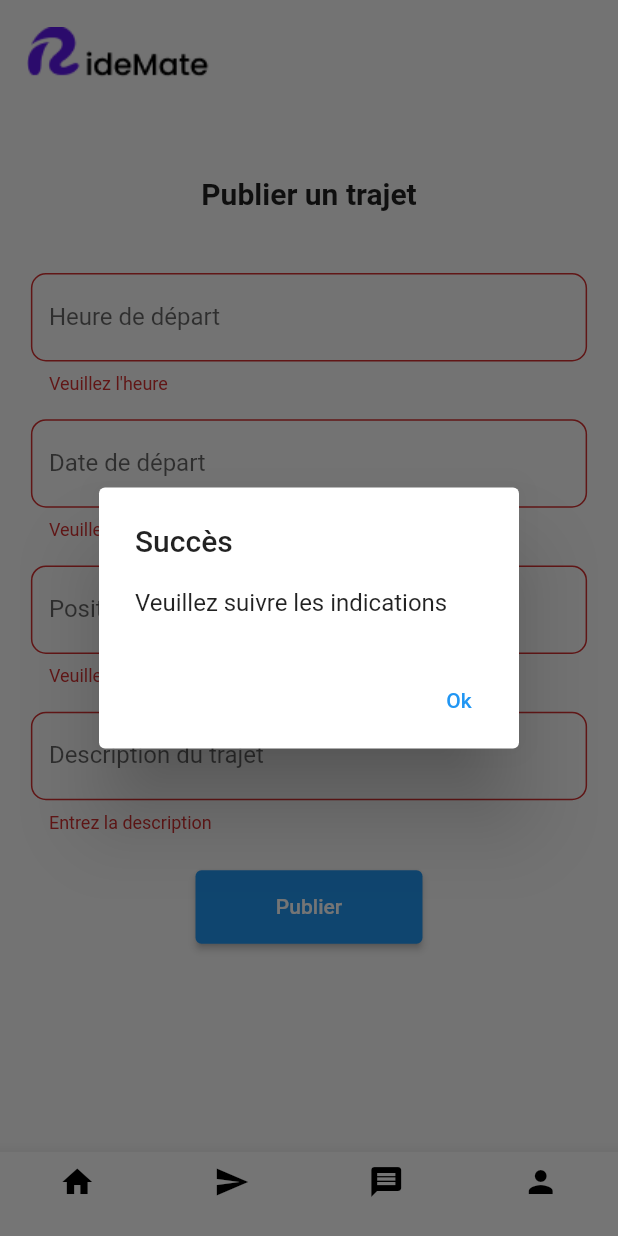
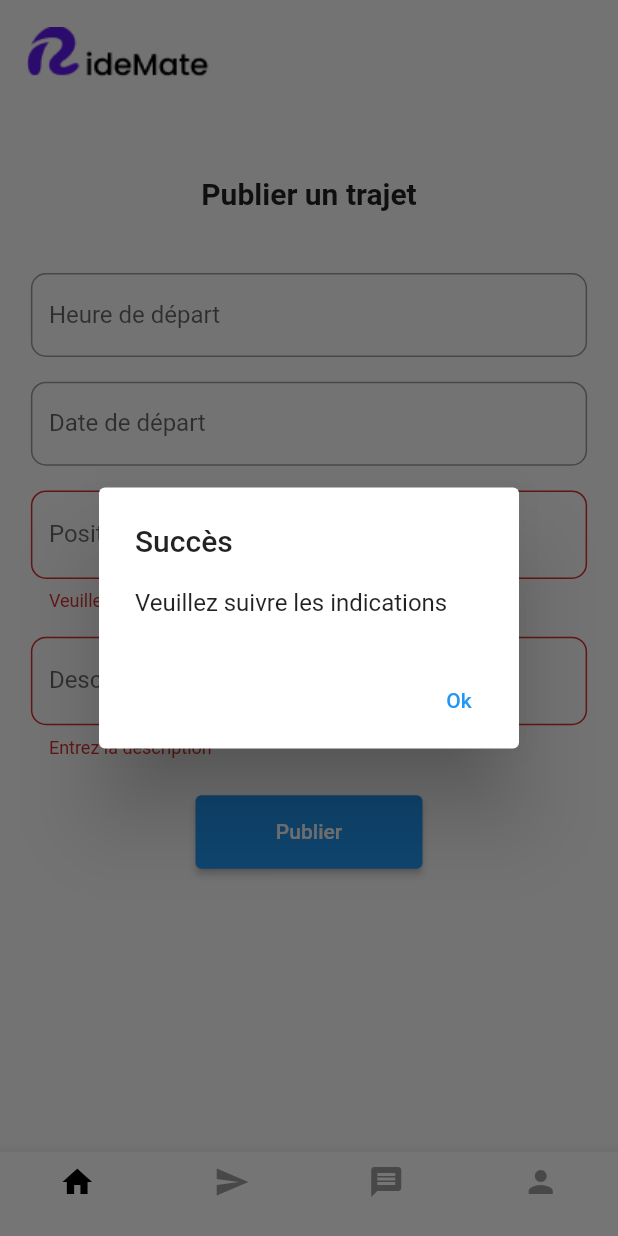
Before and after one commit to Abbasrx77/RideMate, a Flutter app: the AcceuilConducteurPageWidget screen opened directly, after a tap on "Publier", on a phone screen of 412 x 824 dp. Run offline on Flutter 3.47's test engine with Material 2 defaults, Android fonts, the phone set to English and light mode, and no system bars; our stand-ins replace flutter_secure_storage; accounts and stored records are empty.

Commit message:
Amélioration des champs d'entrées heure et date par widget natifs

```diff
--- a/lib/api/api_service.dart
+++ b/lib/api/api_service.dart
@@ -8,7 +8,7 @@ class ApiService{
   //L'url utilisé ici n'est pas localhost mais l'adresse IP de l'ordinateur sur lequel tourne le serveur laravel
   //L'ordinateur est connecté à un réseau wifi et fait un partage de connexion au smartphone
   //Veuillez remplacer l'adresse IP de l'ordinateur par "localhost:8000" ou l'adresse du serveur concerné
-  final String baseUrl = "http://192.168.88.244:8000/api";
+  final String baseUrl = "http://192.168.231.145:8000/api";
   final storage = const FlutterSecureStorage();
 
 
--- a/lib/main.dart
+++ b/lib/main.dart
@@ -6,10 +6,18 @@ import 'package:ridemate/views/conducteur/choix_profil.dart';
 import 'package:ridemate/views/conducteur/inscription.dart';
 import 'package:ridemate/views/passager/inscription.dart';
 import 'package:ridemate/views/shared_views/connexion.dart';
+import 'package:flutter_localizations/flutter_localizations.dart';
 
 void main() {
   WidgetsFlutterBinding.ensureInitialized();
   runApp(MaterialApp(
+    localizationsDelegates: const [
+      GlobalMaterialLocalizations.delegate,
+    ],
+    supportedLocales: const [
+      Locale('fr'),
+    ],
+    locale: const Locale('fr'),
     title: 'Flutter Demo',
     theme: ThemeData(
       primarySwatch: Colors.blue,
--- a/lib/views/conducteur/acceuil.dart
+++ b/lib/views/conducteur/acceuil.dart
@@ -3,6 +3,7 @@ import 'package:flutter_secure_storage/flutter_secure_storage.dart';
 import 'package:ridemate/api/api_service.dart';
 import 'package:ridemate/utilities/navigation.dart';
 import 'package:ridemate/utilities/succes_dialog.dart';
+import 'package:intl/intl.dart';
 
 
 class AcceuilConducteurPageWidget extends StatefulWidget {
@@ -26,12 +27,10 @@ class _AcceuilConducteurPageWidgetState extends State<AcceuilConducteurPageWidge
   String dropdownValue2 = '1';
 
   //TEXT EDITING CONTROLLER
-  final TextEditingController _heure_depart = TextEditingController();
-  final TextEditingController _date_depart = TextEditingController();
   final TextEditingController _position = TextEditingController();
   final TextEditingController _description = TextEditingController();
-
-
+  final TextEditingController _heureController = TextEditingController();
+  final TextEditingController _dateController = TextEditingController();
 
   @override
   Widget build(BuildContext context) {
@@ -71,16 +70,21 @@ class _AcceuilConducteurPageWidgetState extends State<AcceuilConducteurPageWidge
                     child: Column(
                         mainAxisAlignment: MainAxisAlignment.start,
                         children: [
-                          TextFormField(
-                            controller: _heure_depart,
-                            enableSuggestions: false,
-                            autocorrect: false,
-                            validator: (value){
-                              if(value == null || value.isEmpty){
-                                return "Veuillez l'heure";
+                          FormField(
+                            builder: (FormFieldState<String> state) {
+                              return GestureDetector(
+                                onTap: () async {
+                                  TimeOfDay? selectedTime = await showTimePicker(
+                                    context: context,
+                                    initialTime: TimeOfDay.now(),
+                                  );
+                                  if (selectedTime != null) {
+                                    setState(() {
+                                      _heureController.text = selectedTime.format(context);
+                                    });
                                   }
-                              return null;
                                 },
+                                child: InputDecorator(
                                   decoration: InputDecoration(
                                     labelText: 'Heure de départ',
                                     border: const OutlineInputBorder(
@@ -91,18 +95,37 @@ class _AcceuilConducteurPageWidgetState extends State<AcceuilConducteurPageWidge
                                       borderRadius: BorderRadius.circular(10.0),
                                     ),
                                   ),
+                                  isEmpty: _heureController.text.isEmpty,
+                                  child: Text(
+                                    _heureController.text.isEmpty ? '' : _heureController.text,
+                                    style: _heureController.text.isEmpty
+                                        ? TextStyle(color: Colors.grey)
+                                        : TextStyle(color: Colors.black),
                                   ),
+                                ),
+                              );
+                            },
+                          ),
+
                           SizedBox(height: deviceHeight * 0.02),
-                          TextFormField(
-                            controller: _date_depart,
-                            enableSuggestions: false,
-                            autocorrect: false,
-                            validator: (value){
-                              if(value == null || value.isEmpty){
-                                return "Veuillez la date";
+                          FormField(
+                            builder: (FormFieldState<String> state) {
+                              return GestureDetector(
+                                onTap: () async {
+                                  DateTime? selectedDate = await showDatePicker(
+                                    context: context,
+                                    initialDate: DateTime.now(),
+                                    firstDate: DateTime(2023),
+                                    lastDate: DateTime(2024),
+                                    locale: const Locale("fr"),
+                                  );
+                                  if (selectedDate != null) {
+                                    setState(() {
+                                      _dateController.text = DateFormat('dd/MM/yyyy').format(selectedDate);
+                                    });
                                   }
-                              return null;
                                 },
+                                child: InputDecorator(
                                   decoration: InputDecoration(
                                     labelText: 'Date de départ',
                                     border: const OutlineInputBorder(
@@ -113,6 +136,16 @@ class _AcceuilConducteurPageWidgetState extends State<AcceuilConducteurPageWidge
                                       borderRadius: BorderRadius.circular(10.0),
                                     ),
                                   ),
+                                  isEmpty: _dateController.text.isEmpty,
+                                  child: Text(
+                                    _dateController.text.isEmpty ? '' : _dateController.text,
+                                    style: _dateController.text.isEmpty
+                                        ? TextStyle(color: Colors.grey)
+                                        : TextStyle(color: Colors.black),
+                                  ),
+                                ),
+                              );
+                            },
                           ),
                           SizedBox(height: deviceHeight * 0.02),
                           TextFormField(
@@ -210,8 +243,8 @@ class _AcceuilConducteurPageWidgetState extends State<AcceuilConducteurPageWidge
                           ElevatedButton(
                             onPressed: () async{
 
-                              final heure_depart = _heure_depart.text;
-                              final date_depart = _date_depart.text;
+                              final heure_depart = _heureController.text;
+                              final date_depart = _dateController.text;
                               final position = _position.text;
                               final description = _description.text;
                               final eneam = await storage.read(key: 'eneam') ?? 'test';
@@ -233,8 +266,8 @@ class _AcceuilConducteurPageWidgetState extends State<AcceuilConducteurPageWidge
                                   final response = await apiService.publier('publier_trajet',body: body);
                                   if(response.statusCode == 200){
 
-                                    _heure_depart.text = '';
-                                    _date_depart.text = '';
+                                    _heureController.text = '';
+                                    _dateController.text = '';
                                     _position.text = '';
                                     _description.text = '';
 
@@ -282,15 +315,15 @@ class _AcceuilConducteurPageWidgetState extends State<AcceuilConducteurPageWidge
             label: '',
           ),
           BottomNavigationBarItem(
-            icon: Icon(Icons.send,color: Colors.black,),
+            icon: Icon(Icons.send,color: Colors.grey,),
             label: '',
           ),
           BottomNavigationBarItem(
-            icon: Icon(Icons.message,color: Colors.black,),
+            icon: Icon(Icons.message,color: Colors.grey,),
             label: '',
           ),
           BottomNavigationBarItem(
-            icon: Icon(Icons.person,color: Colors.black,),
+            icon: Icon(Icons.person,color: Colors.grey,),
             label: '',
           ),
         ],
--- a/lib/views/conducteur/inscription.dart
+++ b/lib/views/conducteur/inscription.dart
@@ -1,7 +1,7 @@
 import 'package:flutter/material.dart';
 import 'package:ridemate/api/api_service.dart';
 import 'package:ridemate/utilities/navigation.dart';
-import 'package:ridemate/views/conducteur/error_dialog.dart';
+import 'package:ridemate/utilities/error_dialog.dart';
 import 'package:ridemate/views/shared_views/connexion.dart';
 import 'package:flutter_secure_storage/flutter_secure_storage.dart';
 
--- a/lib/views/passager/inscription.dart
+++ b/lib/views/passager/inscription.dart
@@ -1,7 +1,7 @@
 import 'package:flutter/material.dart';
 import 'package:ridemate/api/api_service.dart';
 import 'package:ridemate/utilities/navigation.dart';
-import 'package:ridemate/views/conducteur/error_dialog.dart';
+import 'package:ridemate/utilities/error_dialog.dart';
 import 'package:ridemate/views/shared_views/connexion.dart';
 
 class InscriptionPassagerPageWidget extends StatefulWidget {
--- a/lib/views/shared_views/connexion.dart
+++ b/lib/views/shared_views/connexion.dart
@@ -3,7 +3,7 @@ import 'package:ridemate/api/api_service.dart';
 import 'package:ridemate/utilities/navigation.dart';
 import 'package:ridemate/views/conducteur/choix_position_depart.dart';
 import 'package:ridemate/views/conducteur/choix_profil.dart';
-import 'package:ridemate/views/conducteur/error_dialog.dart';
+import 'package:ridemate/utilities/error_dialog.dart';
 import 'dart:convert';
 import 'package:ridemate/views/passager/inscription.dart';
 
@@ -175,7 +175,7 @@ class _ConnexionPageWidgetState extends State<ConnexionPageWidget> {
                           }
                         }
                       }catch(e) {
-                        await showErrorDialog(context, "Oups, une erreur s'est produite à notre niveau, veuillez réessayer plus tard");
+                        await showErrorDialog(context, "Oops, une erreur s'est produite à notre niveau, veuillez réessayer plus tard");
                       }
 
 
--- a/pubspec.yaml
+++ b/pubspec.yaml
@@ -41,6 +41,8 @@ dependencies:
   flutter_secure_storage: ^8.0.0
   get: ^4.6.5
   flutter_native_splash: ^2.3.1
+  flutter_datetime_picker: ^1.5.1
+  flutter_localization: ^0.1.12
 
 
 flutter_native_splash:
```
Also changed, not shown: lib/utilities/error_dialog.dart (renamed from lib/views/conducteur/error_dialog.dart), pubspec.lock. Lines whose indentation alone changed are shown as unchanged.
